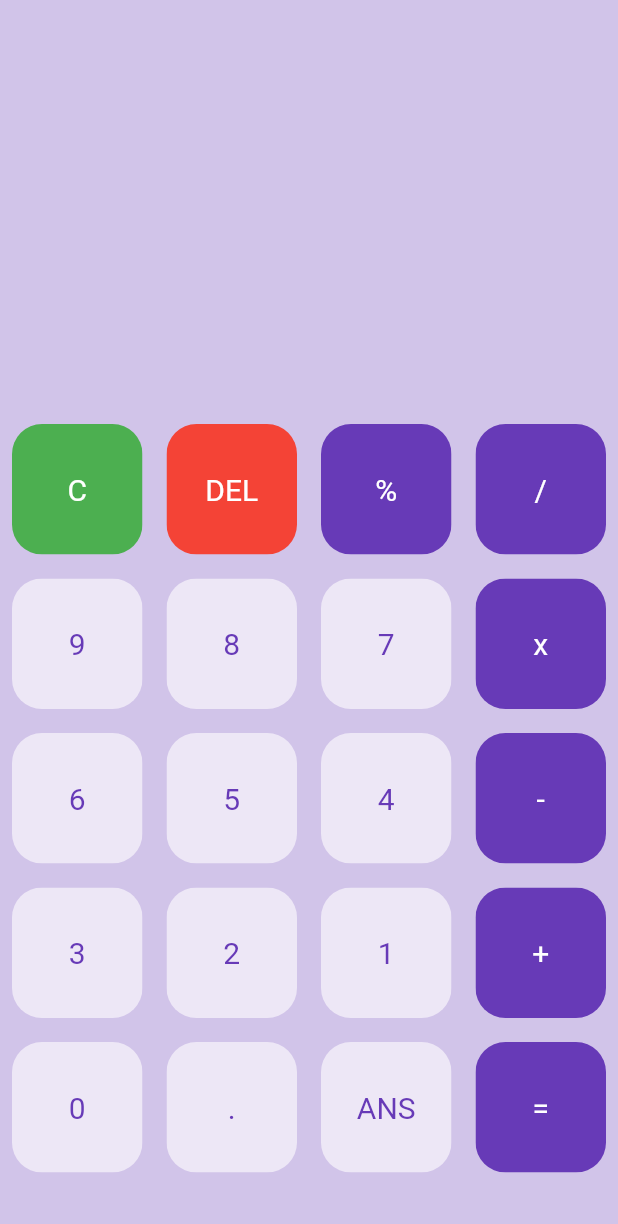
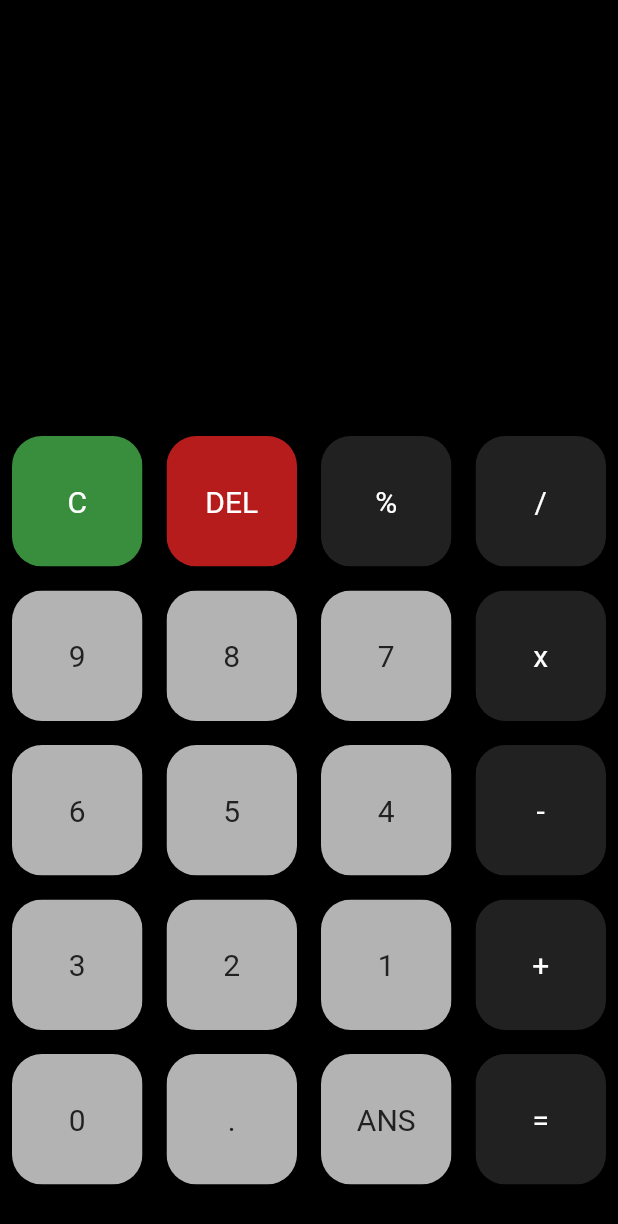
Before and after one commit to fibbly/flutter-calculator, a Flutter app: the screen it shows after launch, on a phone screen of 412 x 824 dp. Shown: the top 1224 px of the screen. Run offline on Flutter 3.47's test engine with Material 2 defaults, Android fonts, the phone set to English and light mode, and no system bars; our stand-ins replace math_expressions.

Commit message:
feat: changed ui colors and added error handling

```diff
--- a/lib/buttons.dart
+++ b/lib/buttons.dart
@@ -2,7 +2,7 @@ import "package:flutter/material.dart";
 
 class MyButton extends StatelessWidget {
   final Color? color;
-  final Color textColor;
+  final Color? textColor;
   final String buttonText;
   final void Function()? buttonTapped;
 
--- a/lib/main.dart
+++ b/lib/main.dart
@@ -1,4 +1,5 @@
 import 'package:flutter/material.dart';
+import 'package:flutter/services.dart';
 import 'package:flutter_calculator/buttons.dart';
 import 'package:math_expressions/math_expressions.dart';
 
@@ -14,9 +15,12 @@ class MyApp extends StatelessWidget {
     return MaterialApp(
       title: 'Flutter Demo',
       theme: ThemeData(
-        primarySwatch: Colors.blue,
+        appBarTheme: const AppBarTheme(
+          color: Colors.transparent,
+        ),
       ),
       home: const MyHomePage(title: 'Flutter Demo Home Page'),
+      debugShowCheckedModeBanner: false,
     );
   }
 }
@@ -60,7 +64,10 @@ class _MyHomePageState extends State<MyHomePage> {
   @override
   Widget build(BuildContext context) {
     return Scaffold(
-      backgroundColor: Colors.deepPurple[100],
+      appBar: AppBar(
+        toolbarHeight: 12,
+      ),
+      backgroundColor: Colors.black,
       body: Column(
         children: [
           Expanded(
@@ -75,7 +82,10 @@ class _MyHomePageState extends State<MyHomePage> {
                   alignment: Alignment.centerLeft,
                   child: Text(
                     userQuestion,
-                    style: const TextStyle(fontSize: 20),
+                    style: const TextStyle(
+                      fontSize: 24,
+                      color: Colors.white70,
+                    ),
                   ),
                 ),
                 Container(
@@ -83,7 +93,10 @@ class _MyHomePageState extends State<MyHomePage> {
                   alignment: Alignment.centerRight,
                   child: Text(
                     userAnswer,
-                    style: const TextStyle(fontSize: 20),
+                    style: const TextStyle(
+                      fontSize: 64,
+                      color: Colors.white,
+                    ),
                   ),
                 ),
               ],
@@ -101,23 +114,29 @@ class _MyHomePageState extends State<MyHomePage> {
                   return MyButton(
                     buttonTapped: () {
                       setState(() {
+                        if (userQuestion == "" && userAnswer != "") {
+                          userAnswer = "";
+                        } else {
                           userQuestion = "";
+                        }
                       });
                     },
                     buttonText: buttons[index],
-                    color: Colors.green,
+                    color: Colors.green[700],
                     textColor: Colors.white,
                   );
                 } else if (index == 1) {
                   return MyButton(
                     buttonTapped: () {
                       setState(() {
-                        userQuestion =
-                            userQuestion.substring(0, userQuestion.length - 1);
+                        if (userQuestion != "") {
+                          userQuestion = userQuestion.substring(
+                              0, userQuestion.length - 1);
+                        }
                       });
                     },
                     buttonText: buttons[index],
-                    color: Colors.red,
+                    color: Colors.red[900],
                     textColor: Colors.white,
                   );
                 } else if (index == buttons.length - 1) {
@@ -128,7 +147,7 @@ class _MyHomePageState extends State<MyHomePage> {
                       });
                     },
                     buttonText: buttons[index],
-                    color: Colors.deepPurple,
+                    color: Colors.grey[900],
                     textColor: Colors.white,
                   );
                 } else {
@@ -140,11 +159,11 @@ class _MyHomePageState extends State<MyHomePage> {
                     },
                     buttonText: buttons[index],
                     color: isOperator(buttons[index])
-                        ? Colors.deepPurple
-                        : Colors.deepPurple[50],
+                        ? Colors.grey[900]
+                        : Colors.white70,
                     textColor: isOperator(buttons[index])
                         ? Colors.white
-                        : Colors.deepPurple,
+                        : Colors.grey[900],
                   );
                 }
               },
@@ -164,11 +183,16 @@ class _MyHomePageState extends State<MyHomePage> {
 
   void equalPressed() {
     String finalQuestion = userQuestion;
-    finalQuestion = finalQuestion.replaceAll("x", "*");
+    finalQuestion = finalQuestion.replaceAll("x", "*").replaceAll("%", "/100");
+    print(finalQuestion);
+    try {
       Parser p = Parser();
       Expression exp = p.parse(finalQuestion);
       ContextModel cm = ContextModel();
       double eval = exp.evaluate(EvaluationType.REAL, cm);
       userAnswer = eval.toString();
+    } catch (error) {
+      userAnswer = "ERR";
     }
   }
+}
```
Lines whose indentation alone changed are shown as unchanged.
